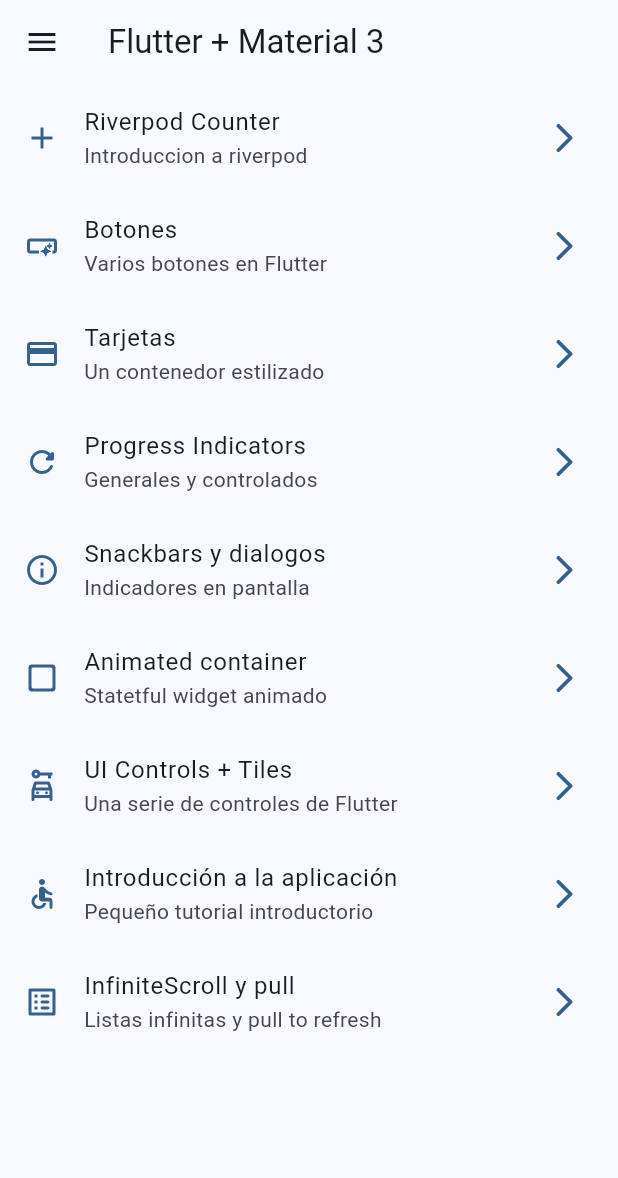
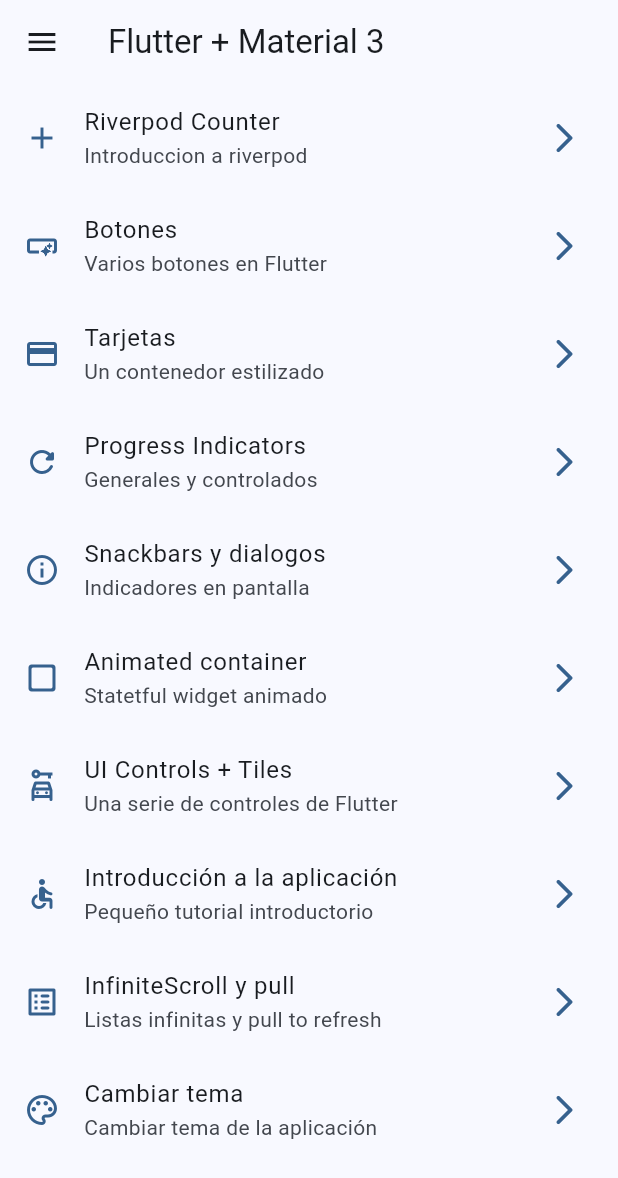
Before and after one commit to ismaelIt365/Widgets_App, a Flutter app: the screen it shows after launch, on a phone screen of 412 x 824 dp. Shown: the top 1178 px of the screen. Run offline on Flutter 3.47's test engine with Material 2 defaults, Android fonts, the phone set to English and light mode, and no system bars; our stand-ins replace animate_do, flutter_riverpod, go_router, riverpod.

Commit message:
antes de state notifier

```diff
--- a/lib/config/menu/menu_items.dart
+++ b/lib/config/menu/menu_items.dart
@@ -67,4 +67,10 @@ const appMenuItems = <MenuItem>[
       subTitle: 'Listas infinitas y pull to refresh',
       link: '/infinite',
       icon: Icons.list_alt_rounded),
+
+       MenuItem(
+      title: 'Cambiar tema',
+      subTitle: 'Cambiar tema de la aplicación',
+      link: '/theme_changer',
+      icon: Icons.color_lens_outlined),
 ];
--- a/lib/config/router/app_router.dart
+++ b/lib/config/router/app_router.dart
@@ -56,5 +56,10 @@ final approuter = GoRouter(
       name: CounterScreen.name,
       builder: (context, state) => const CounterScreen(),
     ),
+    GoRoute(
+      path: '/theme_changer',
+      name: ThemeChangerScreen.name,
+      builder: (context, state) => const ThemeChangerScreen(),
+    ),
   ],
 );
--- a/lib/config/theme/app_theme.dart
+++ b/lib/config/theme/app_theme.dart
@@ -14,12 +14,19 @@ const colorList = [
 
 class AppTheme {
   final int selectedColor;
+  //Modo oscuro o claro
+  final bool isDarkmode;
 
-  AppTheme({this.selectedColor = 0})
-      : assert(selectedColor >= 0, 'Selected color must be grater then 0'),
+  AppTheme({
+    this.selectedColor = 0,
+    this.isDarkmode = false,
+  })  : assert(selectedColor >= 0, 'Selected color must be grater then 0'),
         assert(selectedColor < colorList.length,
-            'Selected color must be less or equal than ${colorList.length -1 }');
+            'Selected color must be less or equal than ${colorList.length - 1}');
 
-  ThemeData getTheme() =>
-      ThemeData(useMaterial3: true, colorSchemeSeed: colorList[selectedColor]);
+  ThemeData getTheme() => ThemeData(
+      useMaterial3: true,
+      //Para aplicar el modo oscuro o el claro
+      brightness: isDarkmode ? Brightness.dark : Brightness.light,
+      colorSchemeSeed: colorList[selectedColor]);
 }
--- a/lib/main.dart
+++ b/lib/main.dart
@@ -2,21 +2,28 @@ import 'package:flutter/material.dart';
 import 'package:flutter_riverpod/flutter_riverpod.dart';
 import 'package:widgets_app/config/router/app_router.dart';
 import 'package:widgets_app/config/theme/app_theme.dart';
+import 'package:widgets_app/presentation/providers/theme_provider.dart';
 
 void main() {
-  runApp(const ProviderScope(child:  MainApp()));
+  runApp(const ProviderScope(child: MainApp()));
 }
 
-class MainApp extends StatelessWidget {
+class MainApp extends ConsumerWidget {
   const MainApp({super.key});
 
   @override
-  Widget build(BuildContext context) {
+  Widget build(BuildContext context, ref) {
+    //Pasar el modo oscuro del theme_changer
+    final bool isDarkMode = ref.watch(isDarkModeProvider);
+    //Pasar el color seleccionado del theme_changer
+    final int selectedColor = ref.watch(selectedColorProvider);
+
     return MaterialApp.router(
       title: 'Flutter Widgets',
       routerConfig: approuter,
       debugShowCheckedModeBanner: false,
-      theme: AppTheme(selectedColor: 0).getTheme(),
+      theme: AppTheme(selectedColor: selectedColor, isDarkmode: isDarkMode)
+          .getTheme(),
     );
   }
 }
--- /dev/null
+++ b/lib/presentation/providers/theme_provider.dart
@@ -0,0 +1,11 @@
+import 'package:flutter_riverpod/flutter_riverpod.dart';
+import 'package:widgets_app/config/theme/app_theme.dart';
+
+//Para el modo oscuro o claro
+final isDarkModeProvider = StateProvider((ref) => false);
+
+//Listado de colores inmutable
+final colorListProvider = Provider((ref) => colorList);
+
+//Un simple int
+final selectedColorProvider = StateProvider((ref) => 0);
--- a/lib/presentation/screens/counter/counter_screen.dart
+++ b/lib/presentation/screens/counter/counter_screen.dart
@@ -1,7 +1,7 @@
 import 'package:flutter/material.dart';
 import 'package:flutter_riverpod/flutter_riverpod.dart';
 import 'package:widgets_app/presentation/providers/counter_provider.dart';
-import 'package:widgets_app/presentation/screens/counter/theme_provider.dart';
+import 'package:widgets_app/presentation/providers/theme_provider.dart';
 
 class CounterScreen extends ConsumerWidget {
   static const name = 'counter_screen';
--- a/lib/presentation/screens/counter/theme_provider.dart
+++ /dev/null
@@ -1,5 +0,0 @@
-
-import 'package:flutter_riverpod/flutter_riverpod.dart';
-
- //Para el modo oscuro o claro
-final isDarkModeProvider = StateProvider((ref) => false);
--- a/lib/presentation/screens/screens.dart
+++ b/lib/presentation/screens/screens.dart
@@ -1,4 +1,3 @@
-
 export 'package:widgets_app/presentation/screens/animated/animated_screen.dart';
 export 'package:widgets_app/presentation/screens/app_tutorial/app_tutorial_screen.dart';
 export 'package:widgets_app/presentation/screens/buttons/button_screens.dart';
@@ -8,4 +7,5 @@ export 'package:widgets_app/presentation/screens/home/home_screens.dart';
 export 'package:widgets_app/presentation/screens/infinite_scroll/infinite_scroll_screen.dart';
 export 'package:widgets_app/presentation/screens/progress/progress_screen.dart';
 export 'package:widgets_app/presentation/screens/snackbar/snackbar_screen.dart';
+export 'package:widgets_app/presentation/screens/theme_changer/theme_changer.dart';
 export 'package:widgets_app/presentation/screens/ui_controls/ui_controls_screen.dart';
```
Also changed, not shown: lib/presentation/screens/theme_changer/theme_changer.dart (added, +66 -0 lines).
